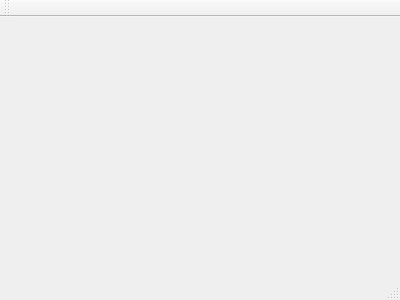
Qt form home.ui (bariscelik/ETools) before a commit.
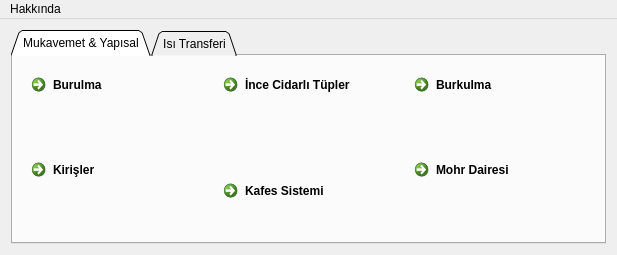
The same form after that commit.

Patch:
```diff
--- a/home.ui
+++ b/home.ui
@@ -1,24 +1,155 @@
 <ui version="4.0">
  <class>home</class>
- <widget class="QMainWindow" name="home" >
-  <property name="geometry" >
+ <widget class="QMainWindow" name="home">
+  <property name="geometry">
    <rect>
     <x>0</x>
     <y>0</y>
-    <width>400</width>
-    <height>300</height>
+    <width>617</width>
+    <height>255</height>
    </rect>
   </property>
   <property name="windowTitle" >
    <string>home</string>
   </property>
-  <widget class="QMenuBar" name="menuBar" />
-  <widget class="QToolBar" name="mainToolBar" />
-  <widget class="QWidget" name="centralWidget" />
-  <widget class="QStatusBar" name="statusBar" />
+  <widget class="QWidget" name="centralWidget">
+   <property name="maximumSize">
+    <size>
+     <width>16777215</width>
+     <height>16777215</height>
+    </size>
+   </property>
+   <layout class="QGridLayout" name="gridLayout">
+    <item row="0" column="0">
+     <layout class="QVBoxLayout" name="verticalLayout_2">
+      <item>
+       <widget class="QTabWidget" name="tabWidget">
+        <property name="tabShape">
+         <enum>QTabWidget::Triangular</enum>
+        </property>
+        <property name="currentIndex">
+         <number>0</number>
+        </property>
+        <property name="elideMode">
+         <enum>Qt::ElideNone</enum>
+        </property>
+        <widget class="QWidget" name="tab">
+         <attribute name="title">
+          <string>Mukavemet &amp;&amp; Yapısal</string>
+         </attribute>
+         <layout class="QGridLayout" name="gridLayout_4">
+          <item row="0" column="0">
+           <layout class="QGridLayout" name="gridLayout_3">
+            <item row="0" column="2">
+             <widget class="QCommandLinkButton" name="commandLinkButton_5">
+              <property name="text">
+               <string>Burkulma</string>
+              </property>
+             </widget>
+            </item>
+            <item row="0" column="0">
+             <widget class="QCommandLinkButton" name="commandLinkButton_3">
+              <property name="text">
+               <string>Burulma</string>
+              </property>
+             </widget>
+            </item>
+            <item row="0" column="1">
+             <widget class="QCommandLinkButton" name="commandLinkButton_4">
+              <property name="text">
+               <string>İnce Cidarlı Tüpler</string>
+              </property>
+              <property name="autoRepeat">
+               <bool>false</bool>
+              </property>
+             </widget>
+            </item>
+            <item row="1" column="0">
+             <widget class="QCommandLinkButton" name="commandLinkButton_6">
+              <property name="text">
+               <string>Kirişler</string>
+              </property>
+             </widget>
+            </item>
+            <item row="1" column="1" alignment="Qt::AlignVCenter">
+             <widget class="QCommandLinkButton" name="commandLinkButton_7">
+              <property name="autoFillBackground">
+               <bool>false</bool>
+              </property>
+              <property name="text">
+               <string>Kafes Sistemi</string>
+              </property>
+             </widget>
+            </item>
+            <item row="1" column="2">
+             <widget class="QCommandLinkButton" name="commandLinkButton_8">
+              <property name="text">
+               <string>Mohr Dairesi</string>
+              </property>
+             </widget>
+            </item>
+           </layout>
+          </item>
+         </layout>
+        </widget>
+        <widget class="QWidget" name="tab_2">
+         <property name="enabled">
+          <bool>true</bool>
+         </property>
+         <attribute name="title">
+          <string>Isı Transferi</string>
+         </attribute>
+         <layout class="QVBoxLayout" name="verticalLayout_3">
+          <item>
+           <layout class="QGridLayout" name="gridLayout_2">
+            <item row="0" column="0">
+             <widget class="QCommandLinkButton" name="commandLinkButton">
+              <property name="text">
+               <string>CommandLinkButton</string>
+              </property>
+             </widget>
+            </item>
+            <item row="0" column="1">
+             <widget class="QCommandLinkButton" name="commandLinkButton_2">
+              <property name="text">
+               <string>CommandLinkButton</string>
+              </property>
+             </widget>
+            </item>
+           </layout>
+          </item>
+         </layout>
+        </widget>
+       </widget>
+      </item>
+     </layout>
+    </item>
+   </layout>
+  </widget>
+  <widget class="QMenuBar" name="menuBar">
+   <property name="geometry">
+    <rect>
+     <x>0</x>
+     <y>0</y>
+     <width>617</width>
+     <height>25</height>
+    </rect>
+   </property>
+   <widget class="QMenu" name="menuDosya">
+    <property name="title">
+     <string>Hakkında</string>
+    </property>
+    <addaction name="actionYard_m"/>
+   </widget>
+   <addaction name="menuDosya"/>
+  </widget>
+  <action name="actionYard_m">
+   <property name="text">
+    <string>Yardım</string>
+   </property>
+  </action>
  </widget>
- <layoutDefault spacing="6" margin="11" />
- <pixmapfunction></pixmapfunction>
+ <layoutdefault spacing="6" margin="11"/>
  <resources/>
  <connections/>
 </ui>
```
Left out of the diff: 3 changed lines with no effect on the pictures.
